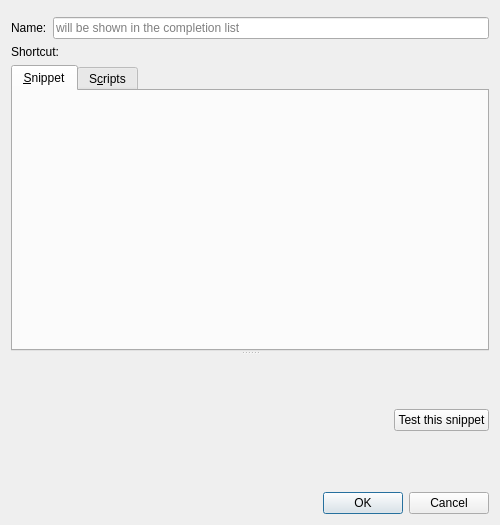
First picture: the form in addons/snippets/editsnippet.ui, repository KDE/kate, before the edit.
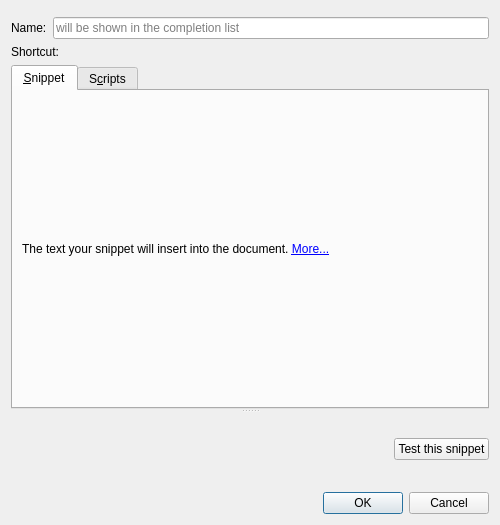
Second picture: the form after the edit. Custom widgets are drawn as their Qt base class.

Commit message: snippets plugin: offer a help tooltip in the "edit snippet" dialog

Diff of the .ui file:
```diff
--- a/addons/snippets/editsnippet.ui
+++ b/addons/snippets/editsnippet.ui
@@ -84,7 +84,21 @@
        <attribute name="title">
         <string>&amp;Snippet</string>
        </attribute>
-       <layout class="QHBoxLayout" name="horizontalLayout"/>
+       <layout class="QVBoxLayout" name="verticalLayout_2">
+        <item>
+         <widget class="QLabel" name="snippetLabel">
+          <property name="text">
+           <string>&lt;html&gt;&lt;head/&gt;&lt;body&gt;&lt;p&gt;The text your snippet will insert into the document. &lt;a href=&quot;A snippet can contain editable fields. They can be cycled by pressing Tab. The following expressions can be used in the template text to create fields: &amp;lt;br&amp;gt;&amp;lt;tt&amp;gt;${field_name}&amp;lt;/tt&amp;gt; creates a simple, editable field. All subsequent occurences of the same field_name create fields which mirror the contents of the first during editing.&amp;lt;br&amp;gt;&amp;lt;tt&amp;gt;${field_name=default}&amp;lt;/tt&amp;gt; can be used to specify a default value for the field. &amp;lt;tt&amp;gt;default&amp;lt;/tt&amp;gt; can be any JavaScript expression.&amp;lt;br&amp;gt;Use &amp;lt;tt&amp;gt;${field_name=&amp;quot;text&amp;amp;quot;}&amp;lt;/tt&amp;gt; to specify a fixed string as default value.&amp;lt;br&amp;gt;&amp;lt;tt&amp;gt;${func(other_field1, other_field2, ...)}&amp;lt;/tt&amp;gt; can be used to create a field which evaluates a JavaScript function on each edit and contains its contents. See the &amp;quot;Scripts&amp;quot; tab for more information.&amp;lt;br&amp;gt;&amp;lt;tt&amp;gt;${cursor}&amp;lt;/tt&amp;gt; can be used to mark the end position of the cursor after everything else was filled in.&quot;&gt;&lt;span style=&quot; text-decoration: underline; color:#0000ff;&quot;&gt;More...&lt;/span&gt;&lt;/a&gt;&lt;/p&gt;&lt;/body&gt;&lt;/html&gt;</string>
+          </property>
+          <property name="textFormat">
+           <enum>Qt::RichText</enum>
+          </property>
+          <property name="wordWrap">
+           <bool>true</bool>
+          </property>
+         </widget>
+        </item>
+       </layout>
       </widget>
       <widget class="QWidget" name="scriptTab">
        <attribute name="title">
```
Left out of the diff: 13 changed lines with no effect on the pictures. The commit also changes 1 other file.
